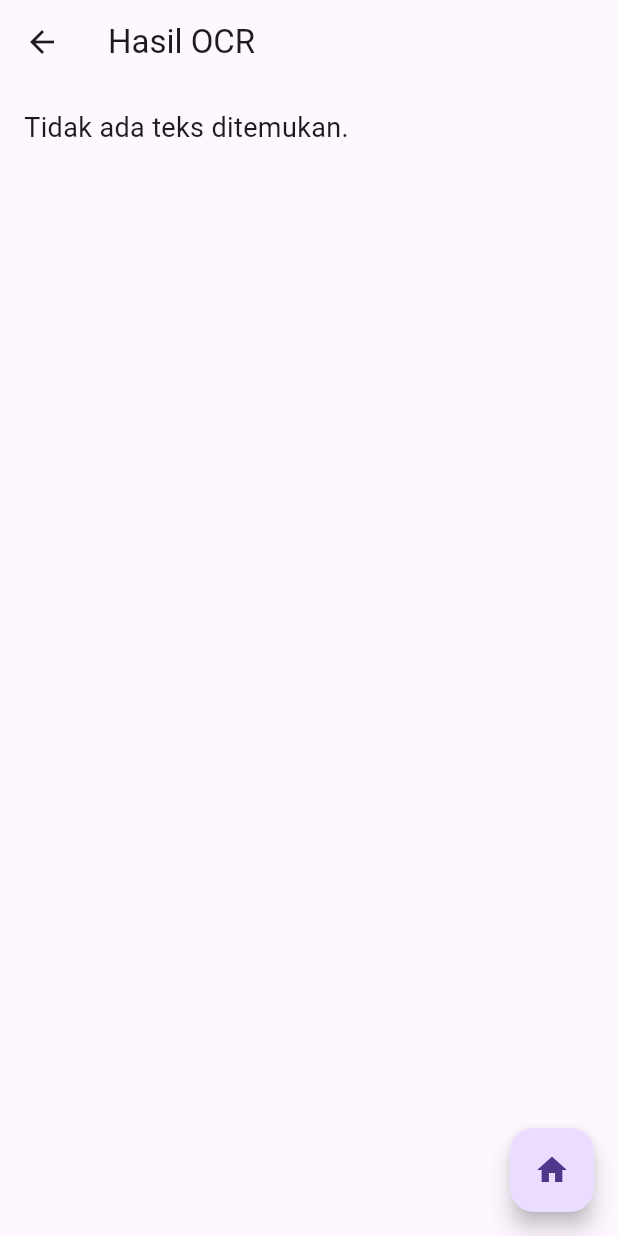
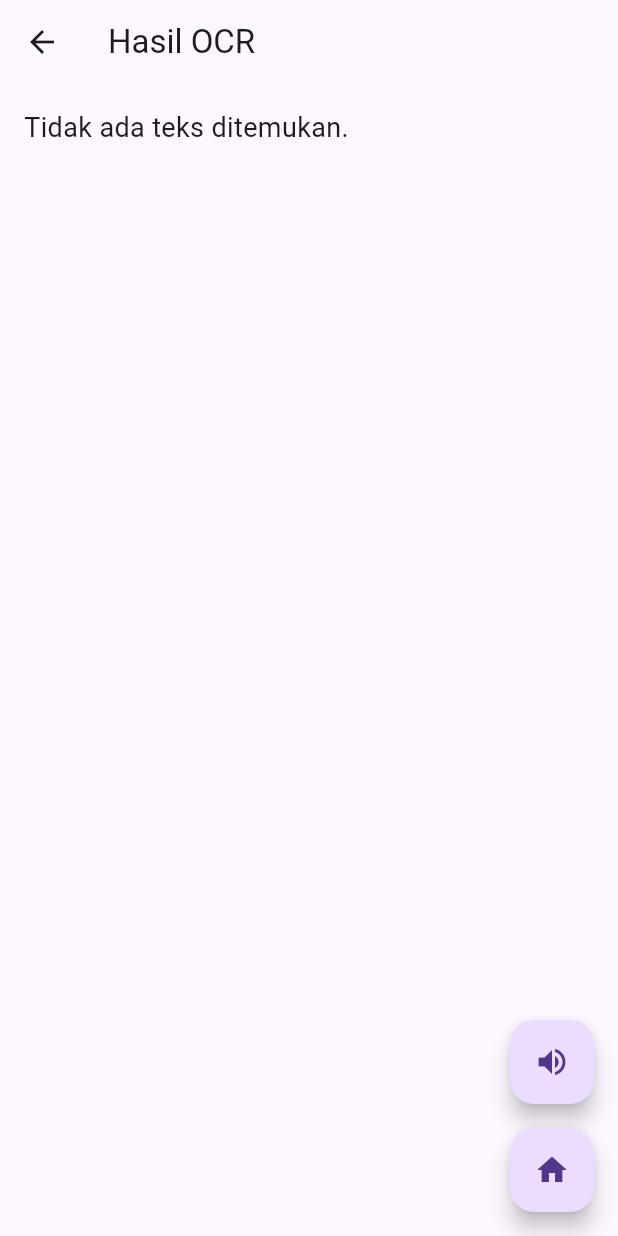
Before and after one commit to JohnatanDavid/ocr_sederhana6, a Flutter app: the ResultScreen screen opened directly with empty values, on a phone screen of 412 x 824 dp. Run offline on Flutter 3.47's test engine with Material 3 defaults, Android fonts, the phone set to English and light mode, and no system bars; our stand-ins replace camera, flutter_tts; missing offline and left inert: google_mlkit_text_recognition.

```diff
--- a/lib/screens/result_screen.dart
+++ b/lib/screens/result_screen.dart
@@ -1,11 +1,41 @@
 import 'package:flutter/material.dart';
 import 'home_screen.dart';
+import 'package:flutter_tts/flutter_tts.dart';
 
-class ResultScreen extends StatelessWidget { // [cite: 391]
+class ResultScreen extends StatefulWidget { // [cite: 391]
   final String ocrText; // [cite: 392]
 
-  const ResultScreen({super.key, required this.ocrText}); // [cite: 394]
+  const ResultScreen({super.key, required this.ocrText});
+  @override
+  State<ResultScreen> createState() => _ResultScreenState();
+}
 
+class _ResultScreenState extends State<ResultScreen> {
+  final FlutterTts flutterTts = FlutterTts();
+
+  Future<void> _speak() async {
+  if (widget.ocrText.isNotEmpty) {
+    await flutterTts.speak(widget.ocrText); //
+  }
+}
+ // [cite: 394]
+  @override
+void initState() {
+  super.initState();
+  _initTts(); // Panggil fungsi inisialisasi
+}
+
+// Buat fungsi baru untuk inisialisasi
+void _initTts() async {
+  await flutterTts.setLanguage("id-ID"); // Set bahasa ke Indonesia
+  await flutterTts.setSpeechRate(0.5); // Atur kecepatan (opsional, 0.5 = normal)
+  await flutterTts.setPitch(1.0); // Atur nada (opsional, 1.0 = normal)
+}
+@override
+void dispose() {
+  flutterTts.stop(); // Hentikan TTS
+  super.dispose();
+}
   @override
   Widget build(BuildContext context) { // [cite: 399]
     return Scaffold( // [cite: 410]
@@ -14,14 +44,27 @@ class ResultScreen extends StatelessWidget { // [cite: 391]
         padding: const EdgeInsets.all(16.0), // [cite: 412]
         child: SingleChildScrollView( // [cite: 412]
           child: SelectableText( // [cite: 413]
-            ocrText.isEmpty
+            widget.ocrText.isEmpty
                 ? 'Tidak ada teks ditemukan.' // [cite: 415]
-                : ocrText, // [cite: 416] (penghapusan \n saya hilangkan agar format asli terbaca)
+                : widget.ocrText, // [cite: 416] (penghapusan \n saya hilangkan agar format asli terbaca)
             style: const TextStyle(fontSize: 18), // [cite: 417]
           ),
         ),
       ),
-      floatingActionButton: FloatingActionButton(
+      floatingActionButton: Column( // Bungkus dengan Column
+        mainAxisAlignment: MainAxisAlignment.end, // Agar tetap di bawah
+        children: [
+          // FAB UNTUK TTS (BARU)
+        FloatingActionButton(
+          onPressed: _speak, // Panggil fungsi
+          tooltip: 'Bacakan Teks',
+          child: const Icon(Icons.volume_up), // Ikon sesuai instruksi [cite: 62]
+          ),
+
+          const SizedBox(height: 16), // Beri jarak antar tombol
+
+          // FAB UNTUK HOME (YANG LAMA)
+          FloatingActionButton(
             onPressed: () {
               // Kembali ke HomeScreen dan hapus semua rute di atasnya
               Navigator.pushAndRemoveUntil(
@@ -31,7 +74,9 @@ class ResultScreen extends StatelessWidget { // [cite: 391]
                 );
                 },
             tooltip: 'Kembali ke Home',
-        child: const Icon(Icons.home), // Ikon home sesuai instruksi
+            child: const Icon(Icons.home), // [cite: 28]
+            ),
+          ],
         ),
       );
     }
--- a/pubspec.yaml
+++ b/pubspec.yaml
@@ -38,6 +38,7 @@ dependencies:
   path: ^1.9.1
   google_mlkit_text_recognition: ^0.15.0
   camera: ^0.11.2+1
+  flutter_tts: ^4.2.3
 
 dev_dependencies:
   flutter_test:
```
Lines whose indentation alone changed are shown as unchanged.
